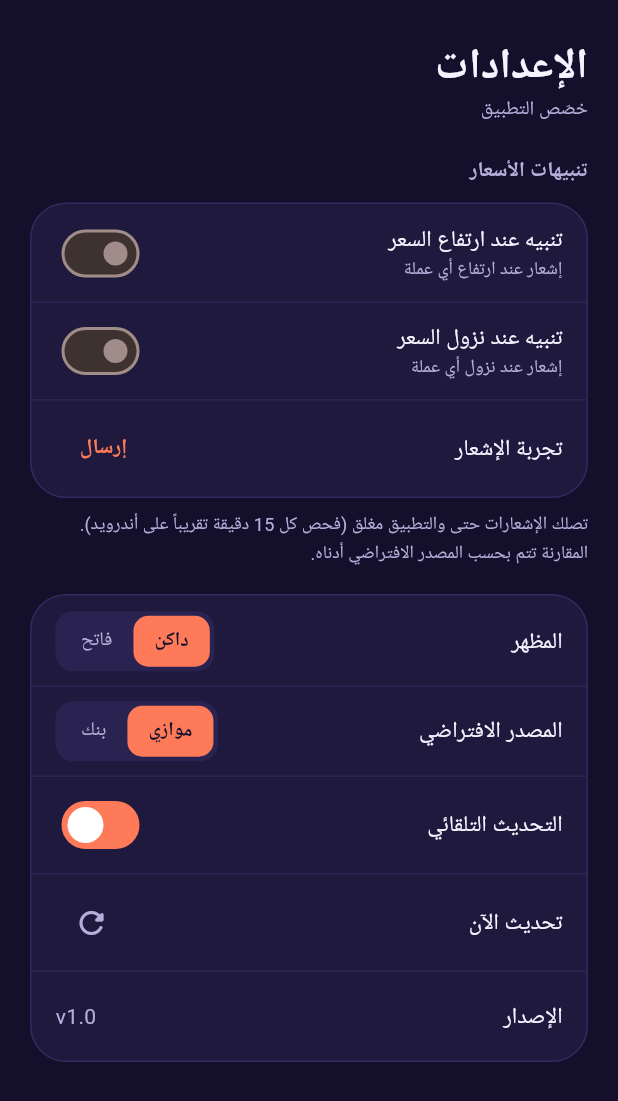
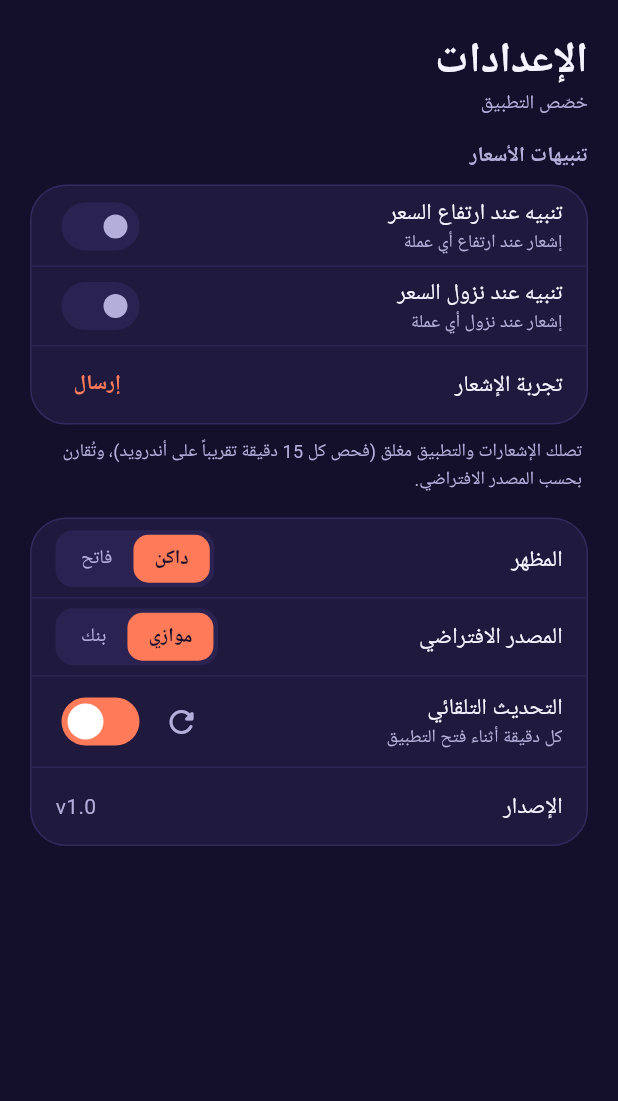
Before and after one commit to mohdnoaman2011-lgtm/Exchange-Rates, a Flutter app: the SettingsScreen widget shown alone on an empty page, opened directly with empty values, on a phone screen of 412 x 824 dp. Shown: the top 1101 px of the screen. Run offline on Flutter 3.47's test engine with Material 3 defaults, Android fonts, the light colour scheme and no system bars; our stand-ins replace flutter_local_notifications, google_fonts, shared_preferences; missing offline and left inert: workmanager; accounts and stored records are empty; network calls fail.

Commit message:
Update settings_screen.dart

```diff
--- a/lib/screens/settings_screen.dart
+++ b/lib/screens/settings_screen.dart
@@ -14,9 +14,12 @@ class SettingsScreen extends StatelessWidget {
         listenable: state,
         builder: (context, _) {
           final p = Pal.of(context);
+          // padding.bottom يشمل أصلاً ارتفاع شريط التنقل (extendBody)
+          final bottom = MediaQuery.of(context).padding.bottom + 12;
+
           Widget row(String label, Widget trailing, {bool first = false, String? sub}) => Container(
-                constraints: const BoxConstraints(minHeight: 60),
-                padding: const EdgeInsets.symmetric(horizontal: 16, vertical: 8),
+                constraints: const BoxConstraints(minHeight: 52),
+                padding: const EdgeInsets.symmetric(horizontal: 16, vertical: 6),
                 decoration: BoxDecoration(
                   border: Border(top: BorderSide(color: first ? Colors.transparent : p.divider)),
                 ),
@@ -30,6 +33,7 @@ class SettingsScreen extends StatelessWidget {
                   trailing,
                 ]),
               );
+
           Widget seg<T>(T value, List<(T, String)> items, ValueChanged<T> on) => Container(
                 padding: const EdgeInsets.all(3),
                 decoration: BoxDecoration(color: p.tile, borderRadius: BorderRadius.circular(12)),
@@ -39,7 +43,7 @@ class SettingsScreen extends StatelessWidget {
                       onTap: () => on(v),
                       borderRadius: BorderRadius.circular(10),
                       child: Container(
-                        height: 34,
+                        height: 32,
                         padding: const EdgeInsets.symmetric(horizontal: 14),
                         alignment: Alignment.center,
                         decoration: BoxDecoration(
@@ -56,16 +60,25 @@ class SettingsScreen extends StatelessWidget {
                     ),
                 ]),
               );
-          Widget sw(bool v, ValueChanged<bool> on) =>
-              Switch(value: v, onChanged: on, activeColor: Colors.white, activeTrackColor: Pal.coral);
+
+          Widget sw(bool v, ValueChanged<bool> on) => Switch(
+                value: v,
+                onChanged: on,
+                materialTapTargetSize: MaterialTapTargetSize.shrinkWrap,
+                activeColor: Colors.white,
+                activeTrackColor: Pal.coral,
+                inactiveThumbColor: p.muted,
+                inactiveTrackColor: p.tile,
+                trackOutlineColor: const WidgetStatePropertyAll(Colors.transparent),
+              );
 
           return ListView(
-            padding: const EdgeInsets.fromLTRB(20, 24, 20, 120),
+            padding: EdgeInsets.fromLTRB(20, 20, 20, bottom),
             children: [
               const ScreenHeader(title: 'الإعدادات', subtitle: Text('خصّص التطبيق')),
-              const SizedBox(height: 22),
+              const SizedBox(height: 16),
               Text('تنبيهات الأسعار', style: TextStyle(fontSize: 14, fontWeight: FontWeight.w700, color: p.muted)),
-              const SizedBox(height: 10),
+              const SizedBox(height: 8),
               Panel(
                 child: Column(children: [
                   row('تنبيه عند ارتفاع السعر', sw(state.notifyRise, state.setRise),
@@ -75,6 +88,10 @@ class SettingsScreen extends StatelessWidget {
                   row(
                     'تجربة الإشعار',
                     TextButton(
+                      style: TextButton.styleFrom(
+                        minimumSize: const Size(48, 36),
+                        tapTargetSize: MaterialTapTargetSize.shrinkWrap,
+                      ),
                       onPressed: () async {
                         await Notifier.requestPermission();
                         await Notifier.show('تجربة الإشعار', 'هكذا ستظهر تنبيهات الأسعار');
@@ -84,13 +101,14 @@ class SettingsScreen extends StatelessWidget {
                   ),
                 ]),
               ),
-              const SizedBox(height: 8),
-              Text(
-                'تصلك الإشعارات حتى والتطبيق مغلق (فحص كل 15 دقيقة تقريباً على أندرويد). '
-                'المقارنة تتم بحسب المصدر الافتراضي أدناه.',
-                style: TextStyle(fontSize: 12, height: 1.5, color: p.muted),
+              Padding(
+                padding: const EdgeInsets.fromLTRB(4, 8, 4, 0),
+                child: Text(
+                  'تصلك الإشعارات والتطبيق مغلق (فحص كل 15 دقيقة تقريباً على أندرويد)، وتُقارن بحسب المصدر الافتراضي.',
+                  style: TextStyle(fontSize: 12, height: 1.5, color: p.muted),
+                ),
               ),
-              const SizedBox(height: 18),
+              const SizedBox(height: 16),
               Panel(
                 child: Column(children: [
                   row(
@@ -110,12 +128,25 @@ class SettingsScreen extends StatelessWidget {
                       state.setSource,
                     ),
                   ),
-                  row('التحديث التلقائي', sw(state.autoRefresh, state.setAuto)),
                   row(
-                    'تحديث الآن',
-                    state.loading
-                        ? const SizedBox(width: 22, height: 22, child: CircularProgressIndicator(strokeWidth: 2, color: Pal.coral))
-                        : IconButton(onPressed: state.refresh, icon: Icon(Icons.refresh_rounded, color: p.muted)),
+                    'التحديث التلقائي',
+                    Row(mainAxisSize: MainAxisSize.min, children: [
+                      state.loading
+                          ? const Padding(
+                              padding: EdgeInsets.all(10),
+                              child: SizedBox(
+                                width: 20, height: 20,
+                                child: CircularProgressIndicator(strokeWidth: 2, color: Pal.coral),
+                              ),
+                            )
+                          : IconButton(
+                              tooltip: 'تحديث الآن',
+                              onPressed: state.refresh,
+                              icon: Icon(Icons.refresh_rounded, color: p.muted),
+                            ),
+                      sw(state.autoRefresh, state.setAuto),
+                    ]),
+                    sub: 'كل دقيقة أثناء فتح التطبيق',
                   ),
                   row('الإصدار', Num('v1.0', style: TextStyle(fontSize: 14, color: p.muted))),
                 ]),
```
